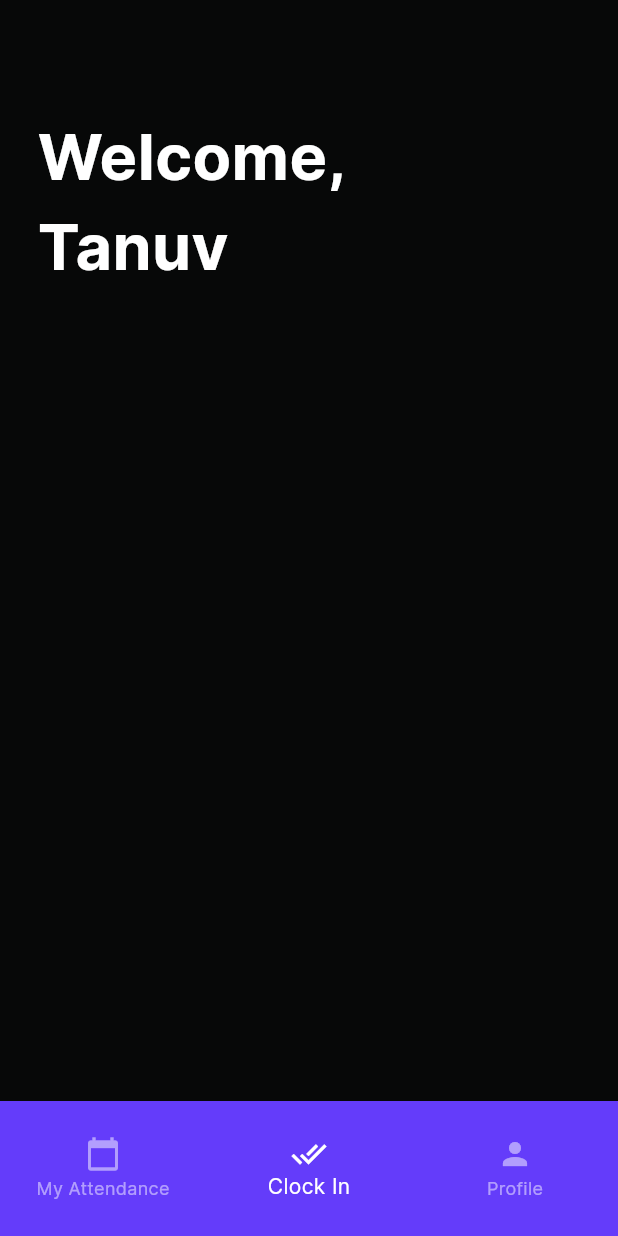
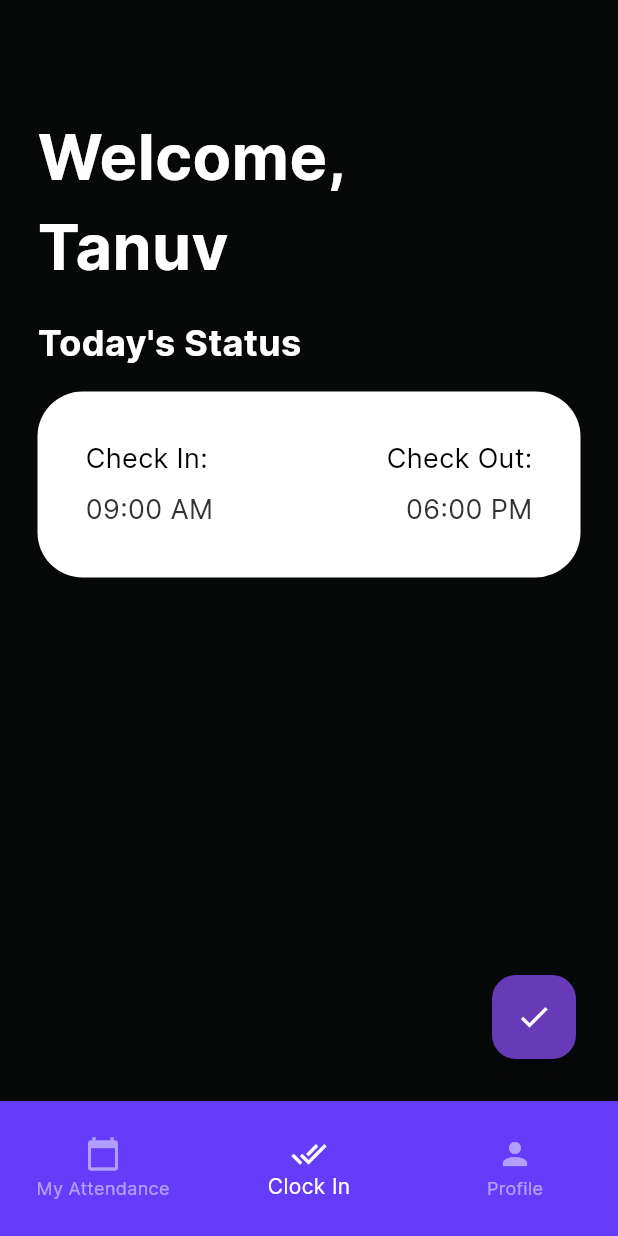
Before and after one commit to tanuvnair/flutter-heimdall, a Flutter app: the DashboardPage screen opened directly, on a phone screen of 412 x 824 dp. Run offline on Flutter 3.47's test engine with Material 3 defaults, Android fonts, the light colour scheme and no system bars; our stand-ins replace firebase_core; accounts and stored records are empty.

Commit message:
Implemented Clock In design

```diff
--- a/lib/dashboard_page.dart
+++ b/lib/dashboard_page.dart
@@ -27,7 +27,65 @@ class DashboardPageContent extends StatelessWidget {
               style: TextStyle(fontSize: 42, color: Colors.white, fontWeight: FontWeight.bold),
             ),
             SizedBox(height: 16),
-        ],
+            Text(
+              "Today's Status", // Subheading
+              style: TextStyle(fontSize: 24, color: Colors.white, fontWeight: FontWeight.bold),
+            ),
+            SizedBox(height: 16),
+            SizedBox(
+              width: double.infinity, // Set width to take the whole available space
+              child: Container(
+                padding: EdgeInsets.all(32),
+                decoration: BoxDecoration(
+                  color: Colors.white,
+                  borderRadius: BorderRadius.circular(30), // Adjust border radius to make it pill-shaped
+                ),
+                child: Row(
+                  mainAxisAlignment: MainAxisAlignment.spaceBetween, // Align text to opposite ends
+                  children: [
+                    Column(
+                      crossAxisAlignment: CrossAxisAlignment.start,
+                      children: [
+                        Text(
+                          'Check In:',
+                          style: TextStyle(fontSize: 18, color: Colors.black),
+                        ),
+                        SizedBox(height: 8),
+                        Text(
+                          '09:00 AM',
+                          style: TextStyle(fontSize: 18, color: Color(0xFF333333)), // Slightly darker grey
+                        ),
+                      ],
+                    ),
+                    Column(
+                      crossAxisAlignment: CrossAxisAlignment.end,
+                      children: [
+                        Text(
+                          'Check Out:',
+                          style: TextStyle(fontSize: 18, color: Colors.black),
+                        ),
+                        SizedBox(height: 8),
+                        Text(
+                          '06:00 PM',
+                          style: TextStyle(fontSize: 18, color: Color(0xFF333333)), // Slightly darker grey
+                        ),
+                      ],
+                    ),
+                  ],
+                ),
+              ),
+            ),
+          ],
+        ),
+      ),
+      floatingActionButton: Padding(
+        padding: const EdgeInsets.all(12.0), // Add padding to make button bigger
+        child: FloatingActionButton(
+          onPressed: () {
+            // Add functionality here
+          },
+          backgroundColor: Colors.deepPurple, // Button background color
+          child: Icon(Icons.check, color: Colors.white), // Tickmark icon
         ),
       ),
     );
@@ -387,12 +445,6 @@ class _DashboardPageState extends State<DashboardPage> {
       },
       child: Scaffold(
         body: Container(
-          decoration: BoxDecoration(
-            image: DecorationImage(
-              image: AssetImage('assets/Blob1.png'),
-              fit: BoxFit.cover,
-            ),
-          ),
           child: IndexedStack(
             index: _currentIndex,
             children: [
```
